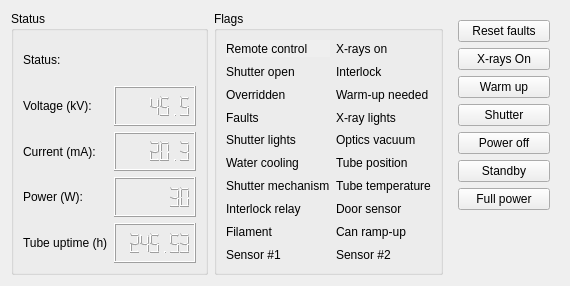
Before: the Qt Designer form cct/qtgui/devices/xray_source/xraysource.ui in awacha/cct, drawn with Qt 5.
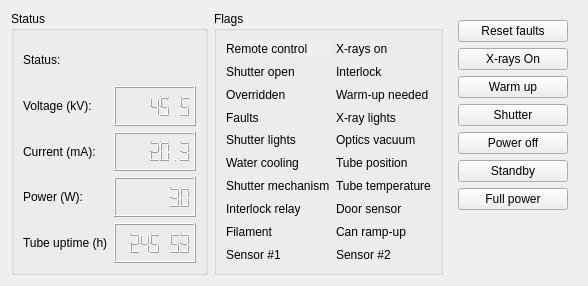
After: the same form once the commit is applied. Icons and pictures are not drawn.

Commit message: Corrections in X-ray source UI

What changed in the file:
```diff
--- a/cct/qtgui/devices/xray_source/xraysource.ui
+++ b/cct/qtgui/devices/xray_source/xraysource.ui
@@ -6,7 +6,7 @@
    <rect>
     <x>0</x>
     <y>0</y>
-    <width>570</width>
+    <width>588</width>
     <height>286</height>
    </rect>
   </property>
```
The commit also changes 1 other file.
